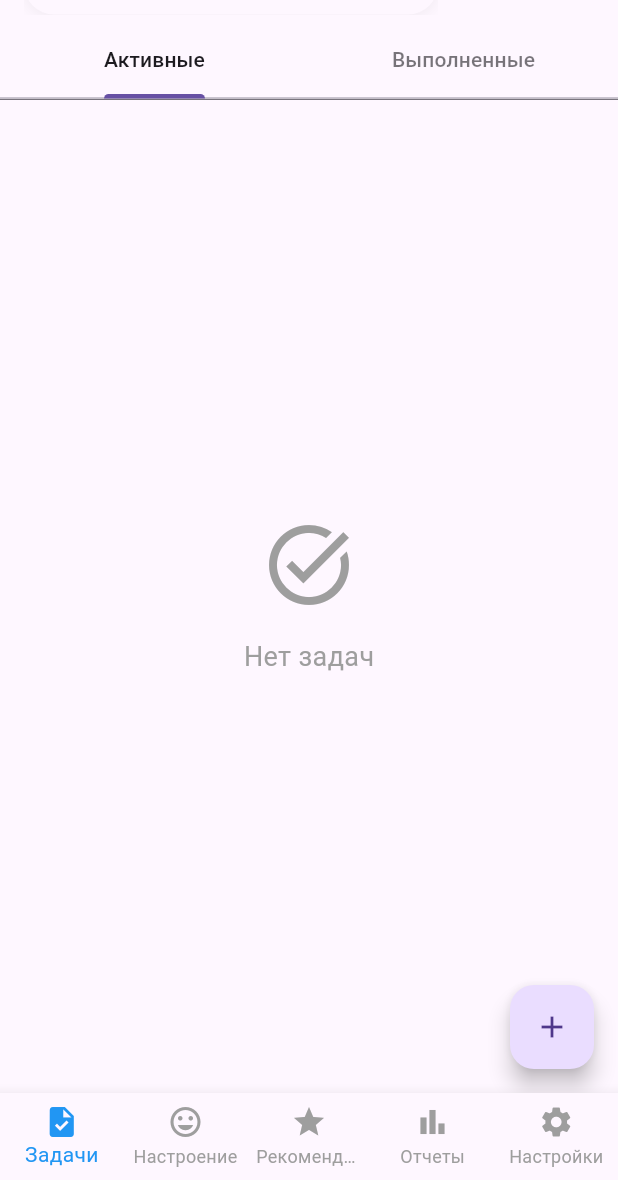
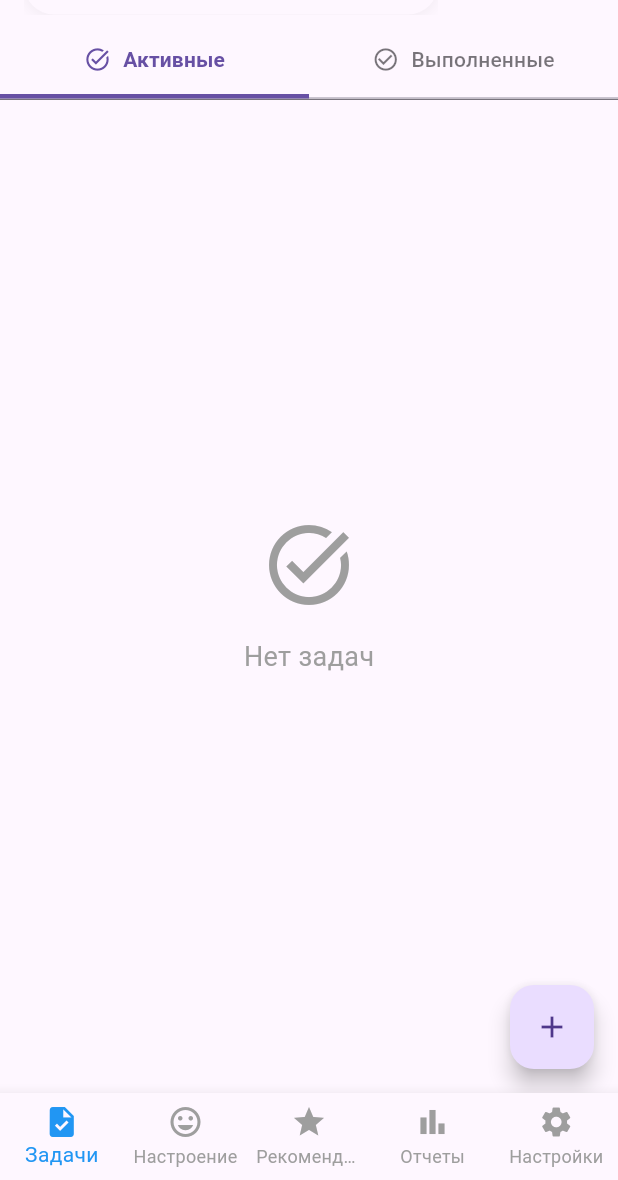
Before and after one commit to Makimma/Task-Planning-with-Mood-and-Emotion-Analysis, a Flutter app: the screen it shows once a user with an empty profile is signed in, on a phone screen of 412 x 824 dp, the part 56-1236 px from its top. Run offline on Flutter 3.47's test engine with Material 3 defaults, Android fonts, the phone set to English and light mode, and no system bars; our stand-ins replace awesome_notifications, cloud_firestore, connectivity_plus, firebase_auth, firebase_core, fl_chart and 2 more; accounts and stored records are empty.

Commit message:
Modernize tasks screen tab bar design

```diff
--- a/lib/screens/tasks_screen.dart
+++ b/lib/screens/tasks_screen.dart
@@ -232,14 +232,46 @@ class _TasksScreenState extends State<TasksScreen> with AutomaticKeepAliveClient
                 ),
               ),
               child: TabBar(
-                indicatorSize: TabBarIndicatorSize.label,
+                indicatorSize: TabBarIndicatorSize.tab,
                 indicatorWeight: 3,
                 indicatorColor: Theme.of(context).colorScheme.primary,
-                labelColor: Theme.of(context).textTheme.bodyLarge?.color,
+                labelColor: Theme.of(context).colorScheme.primary,
                 unselectedLabelColor: Theme.of(context).textTheme.bodyMedium?.color?.withOpacity(0.6),
+                labelStyle: TextStyle(
+                  fontSize: 14,
+                  fontWeight: FontWeight.w600,
+                ),
+                unselectedLabelStyle: TextStyle(
+                  fontSize: 14,
+                  fontWeight: FontWeight.w500,
+                ),
                 tabs: [
-                  Tab(text: 'Активные'),
-                  Tab(text: 'Выполненные'),
+                  Tab(
+                    child: Row(
+                      mainAxisAlignment: MainAxisAlignment.center,
+                      children: [
+                        Icon(
+                          Icons.task_alt,
+                          size: 18,
+                        ),
+                        SizedBox(width: 8),
+                        Text('Активные'),
+                      ],
+                    ),
+                  ),
+                  Tab(
+                    child: Row(
+                      mainAxisAlignment: MainAxisAlignment.center,
+                      children: [
+                        Icon(
+                          Icons.check_circle_outline,
+                          size: 18,
+                        ),
+                        SizedBox(width: 8),
+                        Text('Выполненные'),
+                      ],
+                    ),
+                  ),
                 ],
               ),
             ),
```
